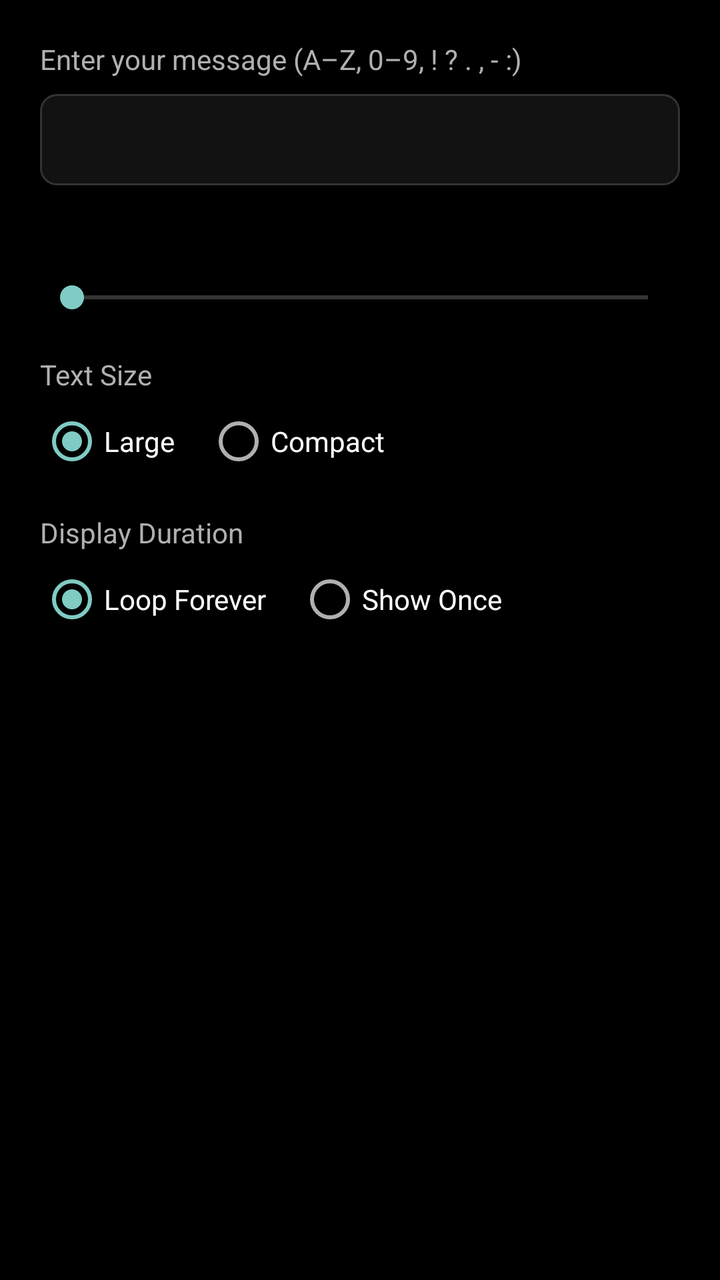
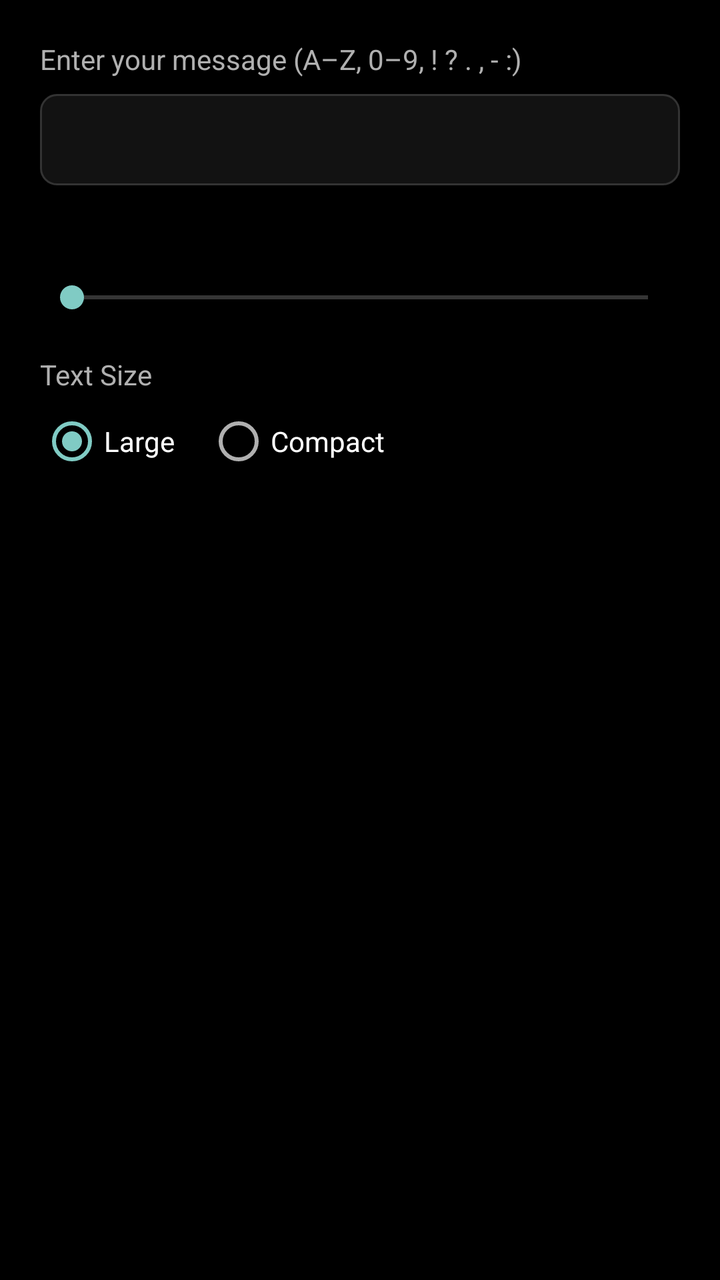

An Android layout rendered at two revisions. The XML below is the earlier revision; the diff shows what the commit changed to produce the second picture.
<!-- AndroidManifest.xml: application theme Theme.GlyphToys -->
<!-- res/layout/dialog_scrolling_text.xml -->
<?xml version="1.0" encoding="utf-8"?>
<LinearLayout xmlns:android="http://schemas.android.com/apk/res/android"
    android:layout_width="match_parent"
    android:layout_height="wrap_content"
    android:orientation="vertical"
    android:padding="20dp">

    <TextView
        android:layout_width="match_parent"
        android:layout_height="wrap_content"
        android:text="@string/scrolling_text_dialog_hint"
        android:textColor="@color/text_secondary"
        android:textSize="14sp"
        android:layout_marginBottom="8dp" />

    <EditText
        android:id="@+id/editScrollingText"
        android:layout_width="match_parent"
        android:layout_height="wrap_content"
        android:background="@drawable/bg_glyph_item"
        android:padding="12dp"
        android:textColor="@color/white"
        android:textSize="16sp"
        android:inputType="textCapCharacters"
        android:singleLine="true" />

    <TextView
        android:id="@+id/labelSpeed"
        android:layout_width="match_parent"
        android:layout_height="wrap_content"
        android:textColor="@color/text_secondary"
        android:textSize="14sp"
        android:layout_marginTop="20dp"
        android:layout_marginBottom="8dp" />

    <SeekBar
        android:id="@+id/speedSeekBar"
        android:layout_width="match_parent"
        android:layout_height="wrap_content"
        android:min="2"
        android:max="40" />

    <TextView
        android:layout_width="match_parent"
        android:layout_height="wrap_content"
        android:text="@string/scrolling_text_style"
        android:textColor="@color/text_secondary"
        android:textSize="14sp"
        android:layout_marginTop="20dp"
        android:layout_marginBottom="8dp" />

    <RadioGroup
        android:id="@+id/styleRadioGroup"
        android:layout_width="match_parent"
        android:layout_height="wrap_content"
        android:orientation="horizontal">

        <RadioButton
            android:id="@+id/radioLarge"
            android:layout_width="wrap_content"
            android:layout_height="wrap_content"
            android:text="@string/scrolling_text_style_large"
            android:textColor="@color/white"
            android:checked="true" />

        <RadioButton
            android:id="@+id/radioCompact"
            android:layout_width="wrap_content"
            android:layout_height="wrap_content"
            android:layout_marginStart="16dp"
            android:text="@string/scrolling_text_style_compact"
            android:textColor="@color/white" />

    </RadioGroup>

    <TextView
        android:layout_width="match_parent"
        android:layout_height="wrap_content"
        android:text="@string/scrolling_text_display_duration"
        android:textColor="@color/text_secondary"
        android:textSize="14sp"
        android:layout_marginTop="20dp"
        android:layout_marginBottom="8dp" />

    <RadioGroup
        android:id="@+id/modeRadioGroup"
        android:layout_width="match_parent"
        android:layout_height="wrap_content"
        android:orientation="horizontal">

        <RadioButton
            android:id="@+id/radioPersistent"
            android:layout_width="wrap_content"
            android:layout_height="wrap_content"
            android:text="@string/scrolling_text_mode_persistent"
            android:textColor="@color/white"
            android:checked="true" />

        <RadioButton
            android:id="@+id/radioOnce"
            android:layout_width="wrap_content"
            android:layout_height="wrap_content"
            android:layout_marginStart="16dp"
            android:text="@string/scrolling_text_mode_once"
            android:textColor="@color/white" />

    </RadioGroup>

</LinearLayout>
<!-- resources referenced by this layout -->
<resources>
  <color name="text_secondary">#B0B0B0</color>
  <color name="white">#FFFFFFFF</color>
  <!-- drawable bg_glyph_item (drawable) -->
  <?xml version="1.0" encoding="utf-8"?>
  <shape xmlns:android="http://schemas.android.com/apk/res/android">
      <solid android:color="@color/card_background" />
      <stroke
          android:width="1dp"
          android:color="#333333" />
      <corners android:radius="8dp" />
  </shape>
  <string name="scrolling_text_dialog_hint">Enter your message (A–Z, 0–9, ! ? . , - :)</string>
  <string name="scrolling_text_display_duration">Display Duration</string>
  <string name="scrolling_text_mode_once">Show Once</string>
  <string name="scrolling_text_mode_persistent">Loop Forever</string>
  <string name="scrolling_text_style">Text Size</string>
  <string name="scrolling_text_style_compact">Compact</string>
  <string name="scrolling_text_style_large">Large</string>
  <style name="Theme.GlyphToys" parent="android:Theme.Material.NoActionBar">
          <item name="android:windowBackground">@color/black</item>
          <item name="android:colorBackground">@color/black</item>
          <item name="android:statusBarColor">@color/black</item>
          <item name="android:navigationBarColor">@color/black</item>
          <item name="android:windowLightStatusBar">false</item>
          <item name="android:windowLightNavigationBar">false</item>
          <item name="android:textColorPrimary">@color/white</item>
          <item name="android:textColorSecondary">@color/text_secondary</item>
      </style>
  <color name="card_background">#121212</color>
  <color name="black">#FF000000</color>
</resources>

<!-- the commit's change to res/layout/dialog_scrolling_text.xml (unified diff, before → after) -->
@@ -73,37 +73,4 @@
 
     </RadioGroup>
 
-    <TextView
-        android:layout_width="match_parent"
-        android:layout_height="wrap_content"
-        android:text="@string/scrolling_text_display_duration"
-        android:textColor="@color/text_secondary"
-        android:textSize="14sp"
-        android:layout_marginTop="20dp"
-        android:layout_marginBottom="8dp" />
-
-    <RadioGroup
-        android:id="@+id/modeRadioGroup"
-        android:layout_width="match_parent"
-        android:layout_height="wrap_content"
-        android:orientation="horizontal">
-
-        <RadioButton
-            android:id="@+id/radioPersistent"
-            android:layout_width="wrap_content"
-            android:layout_height="wrap_content"
-            android:text="@string/scrolling_text_mode_persistent"
-            android:textColor="@color/white"
-            android:checked="true" />
-
-        <RadioButton
-            android:id="@+id/radioOnce"
-            android:layout_width="wrap_content"
-            android:layout_height="wrap_content"
-            android:layout_marginStart="16dp"
-            android:text="@string/scrolling_text_mode_once"
-            android:textColor="@color/white" />
-
-    </RadioGroup>
-
 </LinearLayout>
<!-- resource entries referenced after the edit -->
@@ -12,9 +12,6 @@
       <corners android:radius="8dp" />
   </shape>
   <string name="scrolling_text_dialog_hint">Enter your message (A–Z, 0–9, ! ? . , - :)</string>
-  <string name="scrolling_text_display_duration">Display Duration</string>
-  <string name="scrolling_text_mode_once">Show Once</string>
-  <string name="scrolling_text_mode_persistent">Loop Forever</string>
   <string name="scrolling_text_style">Text Size</string>
   <string name="scrolling_text_style_compact">Compact</string>
   <string name="scrolling_text_style_large">Large</string>
